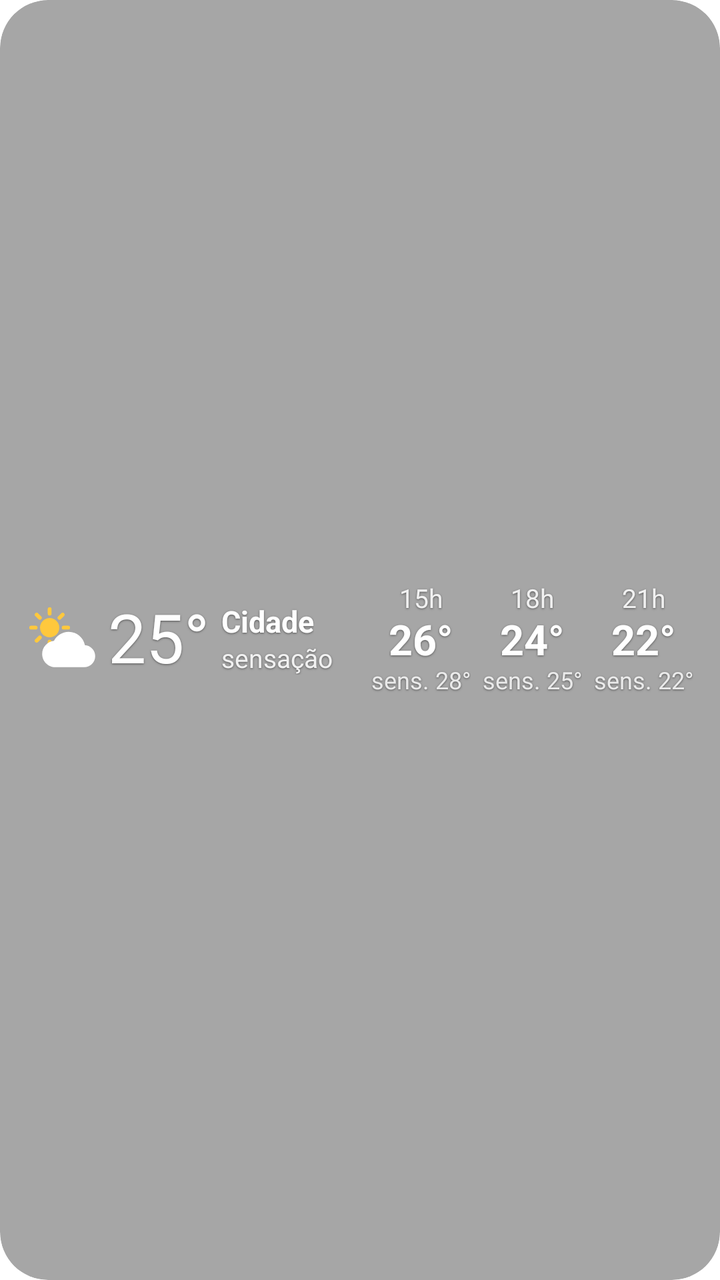
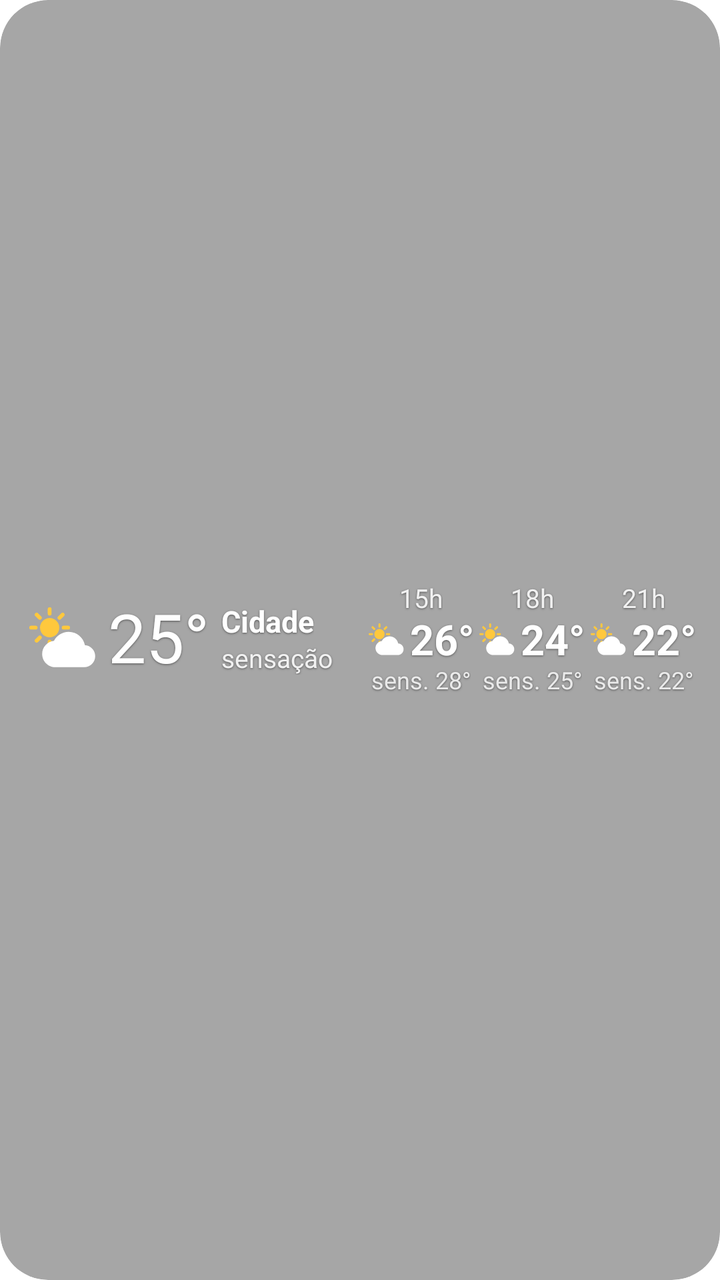

Two renders of the same Android screen: before a commit and after it. Below are the layout's source before the change and the commit's diff.
<!-- AndroidManifest.xml: fallback theme Theme.MaterialComponents.DayNight.NoActionBar -->
<!-- res/layout/widget_simples_4x1.xml -->
<?xml version="1.0" encoding="utf-8"?>
<FrameLayout xmlns:android="http://schemas.android.com/apk/res/android"
    android:id="@+id/raiz"
    android:layout_width="match_parent"
    android:layout_height="match_parent"
    android:background="@drawable/widget_fundo_simples"
    android:clipToOutline="true">
    <LinearLayout android:layout_width="match_parent" android:layout_height="match_parent"
        android:orientation="vertical">
    <LinearLayout android:layout_width="match_parent" android:layout_height="0dp"
        android:layout_weight="1"
        android:orientation="horizontal" android:gravity="center_vertical"
        android:paddingStart="14dp" android:paddingEnd="10dp">
        <ImageView android:id="@+id/icone" android:layout_width="34dp" android:layout_height="34dp"
            android:layout_marginEnd="6dp" android:src="@drawable/ic_tempo_parcial_dia"
            android:importantForAccessibility="no" />
        <TextView android:id="@+id/temperatura" android:layout_width="wrap_content" android:layout_height="wrap_content" android:textColor="#FFFFFF" android:textSize="34sp" android:maxLines="1" android:includeFontPadding="false" android:shadowColor="#80000000" android:shadowDx="0" android:shadowDy="1" android:shadowRadius="2"
            android:text="25°" />
        <LinearLayout android:layout_width="0dp" android:layout_height="wrap_content"
            android:layout_weight="1.3" android:layout_marginStart="6dp" android:orientation="vertical">
            <TextView android:id="@+id/cidade" android:text="Cidade" android:layout_width="wrap_content" android:layout_height="wrap_content" android:textColor="#FFFFFF" android:textSize="15sp" android:textStyle="bold" android:maxLines="1" android:includeFontPadding="false" android:shadowColor="#80000000" android:shadowDx="0" android:shadowDy="1" android:shadowRadius="2"
                android:ellipsize="end" />
            <TextView android:id="@+id/sensacao" android:text="sensação 26°" android:layout_width="wrap_content" android:layout_height="wrap_content" android:textColor="#E6FFFFFF" android:textSize="13sp" android:maxLines="1" android:includeFontPadding="false" android:shadowColor="#80000000" android:shadowDx="0" android:shadowDy="1" android:shadowRadius="2"
                android:layout_marginTop="2dp" />
        </LinearLayout>
        <LinearLayout android:layout_width="0dp" android:layout_height="wrap_content"
            android:layout_weight="1" android:gravity="center_horizontal" android:orientation="vertical">
            <TextView android:id="@+id/h1_hora" android:text="15h" android:layout_width="wrap_content" android:layout_height="wrap_content" android:textColor="#E6FFFFFF" android:textSize="13sp" android:maxLines="1" android:includeFontPadding="false" android:shadowColor="#80000000" android:shadowDx="0" android:shadowDy="1" android:shadowRadius="2" />
            <TextView android:id="@+id/h1_temp" android:text="26°" android:layout_width="wrap_content" android:layout_height="wrap_content" android:textColor="#FFFFFF" android:textSize="21sp" android:textStyle="bold" android:maxLines="1" android:includeFontPadding="false" android:shadowColor="#80000000" android:shadowDx="0" android:shadowDy="1" android:shadowRadius="2"
                android:layout_marginTop="1dp" />
            <TextView android:id="@+id/h1_sens" android:text="sens. 28°" android:layout_width="wrap_content" android:layout_height="wrap_content" android:textColor="#D9FFFFFF" android:textSize="12sp" android:maxLines="1" android:includeFontPadding="false" android:shadowColor="#80000000" android:shadowDx="0" android:shadowDy="1" android:shadowRadius="2"
                android:layout_marginTop="1dp" />
        </LinearLayout>
        <LinearLayout android:layout_width="0dp" android:layout_height="wrap_content"
            android:layout_weight="1" android:gravity="center_horizontal" android:orientation="vertical">
            <TextView android:id="@+id/h2_hora" android:text="18h" android:layout_width="wrap_content" android:layout_height="wrap_content" android:textColor="#E6FFFFFF" android:textSize="13sp" android:maxLines="1" android:includeFontPadding="false" android:shadowColor="#80000000" android:shadowDx="0" android:shadowDy="1" android:shadowRadius="2" />
            <TextView android:id="@+id/h2_temp" android:text="24°" android:layout_width="wrap_content" android:layout_height="wrap_content" android:textColor="#FFFFFF" android:textSize="21sp" android:textStyle="bold" android:maxLines="1" android:includeFontPadding="false" android:shadowColor="#80000000" android:shadowDx="0" android:shadowDy="1" android:shadowRadius="2"
                android:layout_marginTop="1dp" />
            <TextView android:id="@+id/h2_sens" android:text="sens. 25°" android:layout_width="wrap_content" android:layout_height="wrap_content" android:textColor="#D9FFFFFF" android:textSize="12sp" android:maxLines="1" android:includeFontPadding="false" android:shadowColor="#80000000" android:shadowDx="0" android:shadowDy="1" android:shadowRadius="2"
                android:layout_marginTop="1dp" />
        </LinearLayout>
        <LinearLayout android:id="@+id/h3_coluna" android:layout_width="0dp" android:layout_height="wrap_content"
            android:layout_weight="1" android:gravity="center_horizontal" android:orientation="vertical">
            <TextView android:id="@+id/h3_hora" android:text="21h" android:layout_width="wrap_content" android:layout_height="wrap_content" android:textColor="#E6FFFFFF" android:textSize="13sp" android:maxLines="1" android:includeFontPadding="false" android:shadowColor="#80000000" android:shadowDx="0" android:shadowDy="1" android:shadowRadius="2" />
            <TextView android:id="@+id/h3_temp" android:text="22°" android:layout_width="wrap_content" android:layout_height="wrap_content" android:textColor="#FFFFFF" android:textSize="21sp" android:textStyle="bold" android:maxLines="1" android:includeFontPadding="false" android:shadowColor="#80000000" android:shadowDx="0" android:shadowDy="1" android:shadowRadius="2"
                android:layout_marginTop="1dp" />
            <TextView android:id="@+id/h3_sens" android:text="sens. 22°" android:layout_width="wrap_content" android:layout_height="wrap_content" android:textColor="#D9FFFFFF" android:textSize="12sp" android:maxLines="1" android:includeFontPadding="false" android:shadowColor="#80000000" android:shadowDx="0" android:shadowDy="1" android:shadowRadius="2"
                android:layout_marginTop="1dp" />
        </LinearLayout>
    </LinearLayout>
    
    <LinearLayout android:id="@+id/alerta" android:layout_width="match_parent"
        android:layout_height="wrap_content" android:gravity="center"
        android:paddingStart="12dp" android:paddingEnd="12dp" android:paddingTop="1dp"
        android:paddingBottom="2dp" android:visibility="gone">
        <TextView android:id="@+id/alerta_texto" android:layout_width="wrap_content"
            android:layout_height="wrap_content" android:textSize="12sp"
            android:textStyle="bold" android:maxLines="1" android:ellipsize="end"
            android:includeFontPadding="false" />
    </LinearLayout>
    </LinearLayout>
</FrameLayout>
<!-- resources referenced by this layout -->
<resources>
  <!-- drawable ic_tempo_parcial_dia (drawable) -->
  <?xml version="1.0" encoding="utf-8"?>
  <vector xmlns:android="http://schemas.android.com/apk/res/android" android:width="48dp" android:height="48dp" android:viewportWidth="24" android:viewportHeight="24">
      <group android:scaleX="0.62" android:scaleY="0.62" android:translateX="0.2" android:translateY="0.2">
          <path android:strokeColor="#FFFFC83D" android:strokeWidth="2.2" android:strokeLineCap="round" android:pathData="M12,1.5v2.5M12,20v2.5M1.5,12h2.5M20,12h2.5M4.6,4.6l1.8,1.8M17.6,17.6l1.8,1.8M4.6,19.4l1.8,-1.8M17.6,6.4l1.8,-1.8"/>
          <path android:fillColor="#FFFFC83D" android:pathData="M12,6.5a5.5,5.5 0,1 0,0.01 0z"/>
      </group>
      <group android:scaleX="0.78" android:scaleY="0.78" android:translateX="5" android:translateY="6">
          <path android:fillColor="#FFFFFFFF" android:pathData="M19.35,10.04C18.67,6.59 15.64,4 12,4 9.11,4 6.6,5.64 5.35,8.04 2.34,8.36 0,10.91 0,14c0,3.31 2.69,6 6,6h13c2.76,0 5,-2.24 5,-5 0,-2.64 -2.05,-4.78 -4.65,-4.96z"/>
      </group>
  </vector>
  <!-- drawable widget_fundo_simples (drawable) -->
  <?xml version="1.0" encoding="utf-8"?>
  <shape xmlns:android="http://schemas.android.com/apk/res/android" android:shape="rectangle">
      <solid android:color="#59000000" />
      <corners android:radius="24dp" />
  </shape>
</resources>

<!-- the commit's change to res/layout/widget_simples_4x1.xml (unified diff, before → after) -->
@@ -1,4 +1,5 @@
 <?xml version="1.0" encoding="utf-8"?>
+
 <FrameLayout xmlns:android="http://schemas.android.com/apk/res/android"
     android:id="@+id/raiz"
     android:layout_width="match_parent"
@@ -26,24 +27,42 @@
         <LinearLayout android:layout_width="0dp" android:layout_height="wrap_content"
             android:layout_weight="1" android:gravity="center_horizontal" android:orientation="vertical">
             <TextView android:id="@+id/h1_hora" android:text="15h" android:layout_width="wrap_content" android:layout_height="wrap_content" android:textColor="#E6FFFFFF" android:textSize="13sp" android:maxLines="1" android:includeFontPadding="false" android:shadowColor="#80000000" android:shadowDx="0" android:shadowDy="1" android:shadowRadius="2" />
-            <TextView android:id="@+id/h1_temp" android:text="26°" android:layout_width="wrap_content" android:layout_height="wrap_content" android:textColor="#FFFFFF" android:textSize="21sp" android:textStyle="bold" android:maxLines="1" android:includeFontPadding="false" android:shadowColor="#80000000" android:shadowDx="0" android:shadowDy="1" android:shadowRadius="2"
-                android:layout_marginTop="1dp" />
+            <LinearLayout android:layout_width="wrap_content" android:layout_height="wrap_content"
+                android:layout_marginTop="1dp" android:orientation="horizontal" android:gravity="center_vertical">
+                <ImageView android:id="@+id/h1_icone" android:layout_width="18dp" android:layout_height="18dp"
+                    android:layout_marginEnd="3dp" android:src="@drawable/ic_tempo_parcial_dia"
+                    android:importantForAccessibility="no" />
+                <TextView android:id="@+id/h1_temp" android:text="26°" android:layout_width="wrap_content" android:layout_height="wrap_content" android:textColor="#FFFFFF" android:textSize="21sp" android:textStyle="bold" android:maxLines="1" android:includeFontPadding="false" android:shadowColor="#80000000" android:shadowDx="0" android:shadowDy="1" android:shadowRadius="2"
+                 />
+            </LinearLayout>
             <TextView android:id="@+id/h1_sens" android:text="sens. 28°" android:layout_width="wrap_content" android:layout_height="wrap_content" android:textColor="#D9FFFFFF" android:textSize="12sp" android:maxLines="1" android:includeFontPadding="false" android:shadowColor="#80000000" android:shadowDx="0" android:shadowDy="1" android:shadowRadius="2"
                 android:layout_marginTop="1dp" />
         </LinearLayout>
         <LinearLayout android:layout_width="0dp" android:layout_height="wrap_content"
             android:layout_weight="1" android:gravity="center_horizontal" android:orientation="vertical">
             <TextView android:id="@+id/h2_hora" android:text="18h" android:layout_width="wrap_content" android:layout_height="wrap_content" android:textColor="#E6FFFFFF" android:textSize="13sp" android:maxLines="1" android:includeFontPadding="false" android:shadowColor="#80000000" android:shadowDx="0" android:shadowDy="1" android:shadowRadius="2" />
-            <TextView android:id="@+id/h2_temp" android:text="24°" android:layout_width="wrap_content" android:layout_height="wrap_content" android:textColor="#FFFFFF" android:textSize="21sp" android:textStyle="bold" android:maxLines="1" android:includeFontPadding="false" android:shadowColor="#80000000" android:shadowDx="0" android:shadowDy="1" android:shadowRadius="2"
-                android:layout_marginTop="1dp" />
+            <LinearLayout android:layout_width="wrap_content" android:layout_height="wrap_content"
+                android:layout_marginTop="1dp" android:orientation="horizontal" android:gravity="center_vertical">
+                <ImageView android:id="@+id/h2_icone" android:layout_width="18dp" android:layout_height="18dp"
+                    android:layout_marginEnd="3dp" android:src="@drawable/ic_tempo_parcial_dia"
+                    android:importantForAccessibility="no" />
+                <TextView android:id="@+id/h2_temp" android:text="24°" android:layout_width="wrap_content" android:layout_height="wrap_content" android:textColor="#FFFFFF" android:textSize="21sp" android:textStyle="bold" android:maxLines="1" android:includeFontPadding="false" android:shadowColor="#80000000" android:shadowDx="0" android:shadowDy="1" android:shadowRadius="2"
+                 />
+            </LinearLayout>
             <TextView android:id="@+id/h2_sens" android:text="sens. 25°" android:layout_width="wrap_content" android:layout_height="wrap_content" android:textColor="#D9FFFFFF" android:textSize="12sp" android:maxLines="1" android:includeFontPadding="false" android:shadowColor="#80000000" android:shadowDx="0" android:shadowDy="1" android:shadowRadius="2"
                 android:layout_marginTop="1dp" />
         </LinearLayout>
         <LinearLayout android:id="@+id/h3_coluna" android:layout_width="0dp" android:layout_height="wrap_content"
             android:layout_weight="1" android:gravity="center_horizontal" android:orientation="vertical">
             <TextView android:id="@+id/h3_hora" android:text="21h" android:layout_width="wrap_content" android:layout_height="wrap_content" android:textColor="#E6FFFFFF" android:textSize="13sp" android:maxLines="1" android:includeFontPadding="false" android:shadowColor="#80000000" android:shadowDx="0" android:shadowDy="1" android:shadowRadius="2" />
-            <TextView android:id="@+id/h3_temp" android:text="22°" android:layout_width="wrap_content" android:layout_height="wrap_content" android:textColor="#FFFFFF" android:textSize="21sp" android:textStyle="bold" android:maxLines="1" android:includeFontPadding="false" android:shadowColor="#80000000" android:shadowDx="0" android:shadowDy="1" android:shadowRadius="2"
-                android:layout_marginTop="1dp" />
+            <LinearLayout android:layout_width="wrap_content" android:layout_height="wrap_content"
+                android:layout_marginTop="1dp" android:orientation="horizontal" android:gravity="center_vertical">
+                <ImageView android:id="@+id/h3_icone" android:layout_width="18dp" android:layout_height="18dp"
+                    android:layout_marginEnd="3dp" android:src="@drawable/ic_tempo_parcial_dia"
+                    android:importantForAccessibility="no" />
+                <TextView android:id="@+id/h3_temp" android:text="22°" android:layout_width="wrap_content" android:layout_height="wrap_content" android:textColor="#FFFFFF" android:textSize="21sp" android:textStyle="bold" android:maxLines="1" android:includeFontPadding="false" android:shadowColor="#80000000" android:shadowDx="0" android:shadowDy="1" android:shadowRadius="2"
+                 />
+            </LinearLayout>
             <TextView android:id="@+id/h3_sens" android:text="sens. 22°" android:layout_width="wrap_content" android:layout_height="wrap_content" android:textColor="#D9FFFFFF" android:textSize="12sp" android:maxLines="1" android:includeFontPadding="false" android:shadowColor="#80000000" android:shadowDx="0" android:shadowDy="1" android:shadowRadius="2"
                 android:layout_marginTop="1dp" />
         </LinearLayout>
